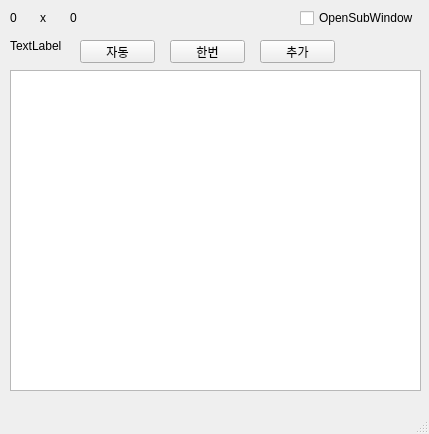
First picture: the form in mainWindow.ui, repository acee90/pyqt_capture, before the edit.
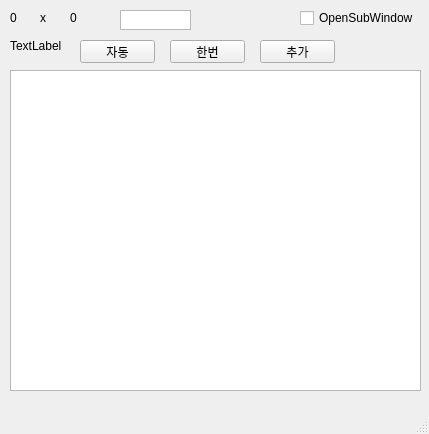
Second picture: the form after the edit.

```diff
--- a/mainWindow.ui
+++ b/mainWindow.ui
@@ -149,6 +149,16 @@
      <string>OpenSubWindow</string>
     </property>
    </widget>
+   <widget class="QListWidget" name="listWidget">
+    <property name="geometry">
+     <rect>
+      <x>120</x>
+      <y>10</y>
+      <width>71</width>
+      <height>20</height>
+     </rect>
+    </property>
+   </widget>
   </widget>
   <widget class="QMenuBar" name="menubar">
    <property name="geometry">
```
Left out of the diff: 4 changed lines with no effect on the pictures.
